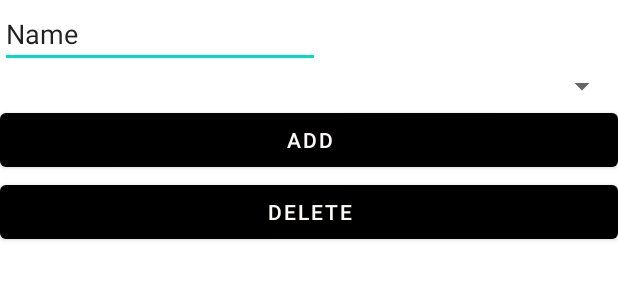
After one commit to Kanomtom22/MoneyTracker, an Android app: the layout activity_category.xml on its own in the app's theme, with its tools: preview values and no code run, on a phone screen of 412 x 824 dp. The commit adds this screen. Shown: the top 300 px of the screen. Run offline under Robolectric (Android 15) with nearby library versions, the phone set to English and light mode, and no system bars.

Commit message:
Categories spinner add + delete (firebase)

```diff
--- a/app/build.gradle.kts
+++ b/app/build.gradle.kts
@@ -43,6 +43,7 @@ dependencies {
     implementation("androidx.navigation:navigation-ui:2.5.3")
     implementation("com.google.firebase:firebase-firestore:24.10.0")
     implementation("com.google.firebase:firebase-auth:22.3.0")
+    implementation("com.google.firebase:firebase-database:20.3.0")
     testImplementation("junit:junit:4.13.2")
     androidTestImplementation("androidx.test.ext:junit:1.1.5")
     androidTestImplementation("androidx.test.espresso:espresso-core:3.5.1")
--- a/app/src/main/java/com/example/moneytracker/AddFragment.java
+++ b/app/src/main/java/com/example/moneytracker/AddFragment.java
@@ -72,7 +72,8 @@ public class AddFragment extends Fragment {
             public void onClick(View v) {
                 //go back latest screen
                 /*Navigation.findNavController(v).navigateUp();*/
-                Navigation.findNavController(v).navigate(R.id.fragment_home);
+                Intent intent = new Intent(getActivity(), MainActivity.class);
+                startActivity(intent);
             }
         });
 
@@ -97,7 +98,7 @@ public class AddFragment extends Fragment {
                 transaction.put("note",note);
                 transaction.put("type",type);
 
-                fStore.collection("Transaction")
+                 fStore.collection("Transaction")
                         .document(firebaseAuth.getUid())
                         .collection("Notes")
                         .document(id)
--- /dev/null
+++ b/app/src/main/res/layout/activity_category.xml
@@ -0,0 +1,39 @@
+<?xml version="1.0" encoding="utf-8"?>
+<androidx.constraintlayout.widget.ConstraintLayout xmlns:android="http://schemas.android.com/apk/res/android"
+    xmlns:app="http://schemas.android.com/apk/res-auto"
+    xmlns:tools="http://schemas.android.com/tools"
+    android:layout_width="match_parent"
+    android:layout_height="match_parent"
+    tools:context=".CategoryActivity">
+
+    <LinearLayout
+        android:layout_width="match_parent"
+        android:layout_height="match_parent"
+        android:orientation="vertical">
+
+        <EditText
+            android:id="@+id/editText"
+            android:layout_width="wrap_content"
+            android:layout_height="wrap_content"
+            android:ems="10"
+            android:inputType="text"
+            android:text="Name" />
+
+        <Spinner
+            android:id="@+id/spinner"
+            android:layout_width="match_parent"
+            android:layout_height="wrap_content" />
+
+        <Button
+            android:id="@+id/button"
+            android:layout_width="match_parent"
+            android:layout_height="wrap_content"
+            android:text="Add" />
+        <Button
+            android:id="@+id/button2"
+            android:layout_width="match_parent"
+            android:layout_height="wrap_content"
+            android:text="Delete" />
+    </LinearLayout>
+
+</androidx.constraintlayout.widget.ConstraintLayout>
--- a/app/src/main/res/layout/fragment_setting.xml
+++ b/app/src/main/res/layout/fragment_setting.xml
@@ -82,7 +82,7 @@
                         android:src="@drawable/catagories" />
 
                     <Button
-                        android:id="@+id/button2"
+                        android:id="@+id/category_btn"
                         android:layout_width="wrap_content"
                         android:layout_height="wrap_content"
                         android:layout_weight="1"
```
Also changed, not shown: app/src/main/AndroidManifest.xml (+5 -3 lines), app/src/main/java/com/example/moneytracker/CategoryActivity.java (added, +140 -0 lines), app/src/main/java/com/example/moneytracker/SettingFragment.java (+19 -3 lines).
